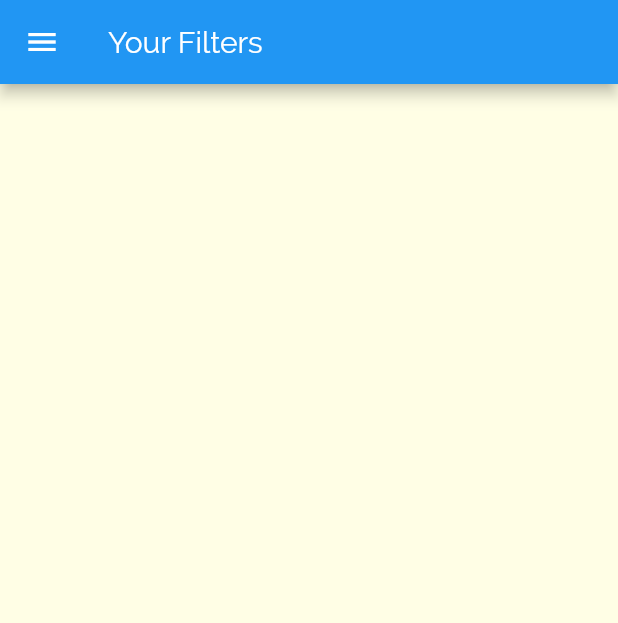
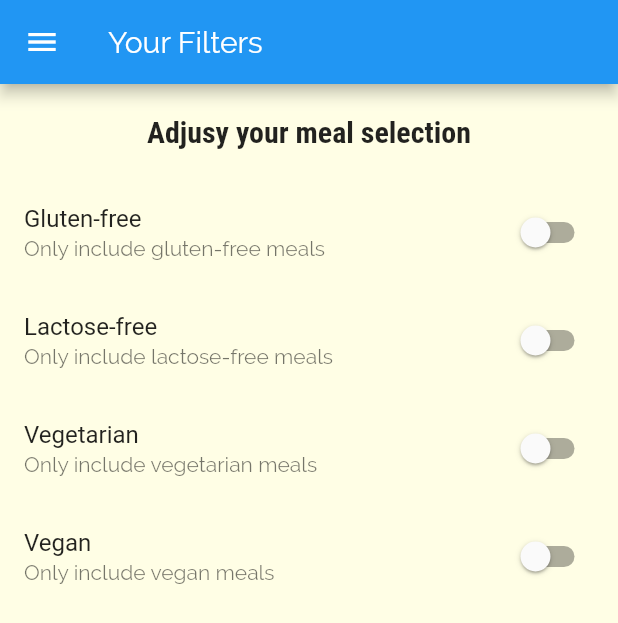
Before and after one commit to raymondDangdat/smart-meal, a Flutter app: the FilterScreen screen opened by its route, on a phone screen of 412 x 824 dp. Shown: the top 623 px of the screen. Run offline on Flutter 3.47's test engine with Material 2 defaults, Android fonts, the phone set to English and light mode, and no system bars.

Commit message:
Implemented switches to filter type of foods to be displayed

```diff
--- a/lib/screens/filters_screen.dart
+++ b/lib/screens/filters_screen.dart
@@ -1,7 +1,28 @@
 import 'package:flutter/material.dart';
 import '../widgets/main_drawer.dart';
-class FilterScreen extends StatelessWidget {
+
+
+class FilterScreen extends StatefulWidget {
   static const routeName = '/filters';
+
+  @override
+  _FilterScreenState createState() => _FilterScreenState();
+}
+
+class _FilterScreenState extends State<FilterScreen> {
+  bool _glutenFree = false;
+  bool _vegetarian = false;
+  bool _vegan = false;
+  bool _lactoseFree = false;
+
+  Widget _buildSwitchListTile(String title, String description, bool currentValue, Function updateValue){
+    return SwitchListTile(
+      value: currentValue,
+      onChanged: updateValue,
+      title: Text(title),
+      subtitle: Text(description),);
+  }
+
   @override
   Widget build(BuildContext context) {
     return Scaffold(
@@ -9,6 +30,42 @@ class FilterScreen extends StatelessWidget {
         title: Text("Your Filters"),
       ),
       drawer: MainDrawer(),
+      body: Column(
+        children: [
+          Container(padding: EdgeInsets.all(20.0),
+          child: Text('Adjusy your meal selection',
+          style: Theme.of(context).textTheme.title,),),
+
+          Expanded(child: ListView(
+            children: [
+              _buildSwitchListTile('Gluten-free', 'Only include gluten-free meals', _glutenFree, (newValue){
+                setState(() {
+                  _glutenFree = newValue;
+                });
+              }),
+
+              _buildSwitchListTile('Lactose-free', 'Only include lactose-free meals', _lactoseFree, (newValue){
+                setState(() {
+                  _lactoseFree = newValue;
+                });
+              }),
+
+              _buildSwitchListTile('Vegetarian', 'Only include vegetarian meals', _vegetarian, (newValue){
+                setState(() {
+                  _vegetarian= newValue;
+                });
+              }),
+
+              _buildSwitchListTile('Vegan', 'Only include vegan meals', _vegan, (newValue){
+                setState(() {
+                  _vegan = newValue;
+                });
+              }),
+            ],
+          ))
+
+        ],
+      ),
     );
   }
 }
--- a/lib/widgets/main_drawer.dart
+++ b/lib/widgets/main_drawer.dart
@@ -33,7 +33,7 @@ class MainDrawer extends StatelessWidget {
           buildListTile("Restaurant", Icons.restaurant, (){
             Navigator.of(context).pushReplacementNamed('/');
           }),
-          buildListTile("Filters",Icons.filter, (){
+          buildListTile("Filters",Icons.settings, (){
             Navigator.of(context).pushReplacementNamed(FilterScreen.routeName);
           })
 
```
